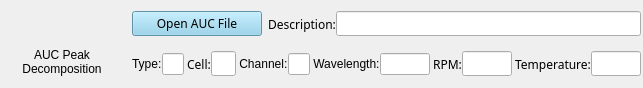
First picture: the form in gui_import.ui, repository samo38/AucPeakFitter, before the edit.
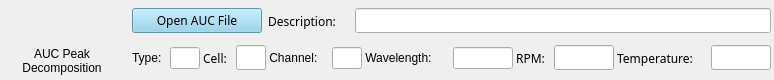
Second picture: the form after the edit. Icons and pictures are not drawn.

```diff
--- a/gui_import.ui
+++ b/gui_import.ui
@@ -6,8 +6,8 @@
    <rect>
     <x>0</x>
     <y>0</y>
-    <width>643</width>
-    <height>88</height>
+    <width>774</width>
+    <height>80</height>
    </rect>
   </property>
   <property name="minimumSize">
@@ -88,8 +88,20 @@
       <property name="bottomMargin">
        <number>0</number>
       </property>
-      <item>
+      <item alignment="Qt::AlignHCenter|Qt::AlignTop">
        <widget class="QLabel" name="lb_logo">
+        <property name="minimumSize">
+         <size>
+          <width>60</width>
+          <height>38</height>
+         </size>
+        </property>
+        <property name="maximumSize">
+         <size>
+          <width>60</width>
+          <height>38</height>
+         </size>
+        </property>
         <property name="text">
          <string/>
         </property>
@@ -101,7 +113,7 @@
         </property>
        </widget>
       </item>
-      <item>
+      <item alignment="Qt::AlignHCenter|Qt::AlignBottom">
        <widget class="QLabel" name="lb_text">
         <property name="text">
          <string>AUC Peak Decomposition</string>
@@ -141,7 +153,7 @@
       <property name="bottomMargin">
        <number>0</number>
       </property>
-      <item>
+      <item alignment="Qt::AlignLeft">
        <widget class="QFrame" name="frm_1">
         <property name="minimumSize">
          <size>
@@ -161,7 +173,7 @@
         <property name="frameShadow">
          <enum>QFrame::Raised</enum>
         </property>
-        <layout class="QHBoxLayout" name="horizontalLayout_4">
+        <layout class="QHBoxLayout" name="horizontalLayout_4" stretch="0,0,1">
          <property name="spacing">
           <number>0</number>
          </property>
@@ -179,6 +191,12 @@
          </property>
          <item>
           <widget class="QPushButton" name="pb_open">
+           <property name="sizePolicy">
+            <sizepolicy hsizetype="Fixed" vsizetype="Preferred">
+             <horstretch>0</horstretch>
+             <verstretch>0</verstretch>
+            </sizepolicy>
+           </property>
            <property name="minimumSize">
             <size>
              <width>130</width>
@@ -218,6 +236,24 @@
          </item>
          <item>
           <widget class="QLabel" name="lb_desc">
+           <property name="sizePolicy">
+            <sizepolicy hsizetype="Fixed" vsizetype="Preferred">
+             <horstretch>0</horstretch>
+             <verstretch>0</verstretch>
+            </sizepolicy>
+           </property>
+           <property name="minimumSize">
+            <size>
+             <width>93</width>
+             <height>0</height>
+            </size>
+           </property>
+           <property name="maximumSize">
+            <size>
+             <width>93</width>
+             <height>16777215</height>
+            </size>
+           </property>
            <property name="font">
             <font>
              <family>all-the-icons</family>
@@ -231,12 +267,33 @@
          </item>
          <item>
           <widget class="QLineEdit" name="le_desc">
+           <property name="sizePolicy">
+            <sizepolicy hsizetype="Preferred" vsizetype="Fixed">
+             <horstretch>1</horstretch>
+             <verstretch>0</verstretch>
+            </sizepolicy>
+           </property>
+           <property name="minimumSize">
+            <size>
+             <width>416</width>
+             <height>0</height>
+            </size>
+           </property>
+           <property name="maximumSize">
+            <size>
+             <width>416</width>
+             <height>16777215</height>
+            </size>
+           </property>
            <property name="font">
             <font>
              <family>Heebo</family>
              <bold>false</bold>
             </font>
            </property>
+           <property name="layoutDirection">
+            <enum>Qt::LeftToRight</enum>
+           </property>
            <property name="styleSheet">
             <string notr="true"/>
            </property>
@@ -286,6 +343,18 @@
          </property>
          <item>
           <widget class="QLabel" name="lb_type">
+           <property name="minimumSize">
+            <size>
+             <width>38</width>
+             <height>0</height>
+            </size>
+           </property>
+           <property name="maximumSize">
+            <size>
+             <width>38</width>
+             <height>16777215</height>
+            </size>
+           </property>
            <property name="text">
             <string>Type:</string>
            </property>
@@ -293,9 +362,15 @@
          </item>
          <item>
           <widget class="QLineEdit" name="le_type">
+           <property name="minimumSize">
+            <size>
+             <width>30</width>
+             <height>0</height>
+            </size>
+           </property>
            <property name="maximumSize">
             <size>
-             <width>25</width>
+             <width>30</width>
              <height>16777215</height>
             </size>
            </property>
@@ -306,6 +381,18 @@
          </item>
          <item>
           <widget class="QLabel" name="lb_cell">
+           <property name="minimumSize">
+            <size>
+             <width>36</width>
+             <height>0</height>
+            </size>
+           </property>
+           <property name="maximumSize">
+            <size>
+             <width>36</width>
+             <height>16777215</height>
+            </size>
+           </property>
            <property name="font">
             <font>
              <family>Heebo</family>
@@ -319,9 +406,15 @@
          </item>
          <item>
           <widget class="QLineEdit" name="le_cell">
+           <property name="minimumSize">
+            <size>
+             <width>30</width>
+             <height>0</height>
+            </size>
+           </property>
            <property name="maximumSize">
             <size>
-             <width>25</width>
+             <width>30</width>
              <height>16777215</height>
             </size>
            </property>
@@ -341,6 +434,18 @@
          </item>
          <item>
           <widget class="QLabel" name="lb_chan">
+           <property name="minimumSize">
+            <size>
+             <width>66</width>
+             <height>0</height>
+            </size>
+           </property>
+           <property name="maximumSize">
+            <size>
+             <width>66</width>
+             <height>16777215</height>
+            </size>
+           </property>
            <property name="text">
             <string> Channel:</string>
            </property>
@@ -348,9 +453,15 @@
          </item>
          <item>
           <widget class="QLineEdit" name="le_chan">
+           <property name="minimumSize">
+            <size>
+             <width>30</width>
+             <height>0</height>
+            </size>
+           </property>
            <property name="maximumSize">
             <size>
-             <width>25</width>
+             <width>30</width>
              <height>16777215</height>
             </size>
            </property>
@@ -361,6 +472,18 @@
          </item>
          <item>
           <widget class="QLabel" name="lb_wavl">
+           <property name="minimumSize">
+            <size>
+             <width>91</width>
+             <height>0</height>
+            </size>
+           </property>
+           <property name="maximumSize">
+            <size>
+             <width>91</width>
+             <height>16777215</height>
+            </size>
+           </property>
            <property name="text">
             <string> Wavelength:</string>
            </property>
@@ -368,6 +491,12 @@
          </item>
          <item>
           <widget class="QLineEdit" name="le_wavl">
+           <property name="minimumSize">
+            <size>
+             <width>60</width>
+             <height>0</height>
+            </size>
+           </property>
            <property name="maximumSize">
             <size>
              <width>60</width>
@@ -381,6 +510,18 @@
          </item>
          <item>
           <widget class="QLabel" name="lb_rpm">
+           <property name="minimumSize">
+            <size>
+             <width>41</width>
+             <height>0</height>
+            </size>
+           </property>
+           <property name="maximumSize">
+            <size>
+             <width>41</width>
+             <height>16777215</height>
+            </size>
+           </property>
            <property name="font">
             <font>
              <family>Heebo</family>
@@ -394,6 +535,12 @@
          </item>
          <item>
           <widget class="QLineEdit" name="le_rpm">
+           <property name="minimumSize">
+            <size>
+             <width>60</width>
+             <height>0</height>
+            </size>
+           </property>
            <property name="maximumSize">
             <size>
              <width>60</width>
@@ -416,6 +563,18 @@
          </item>
          <item>
           <widget class="QLabel" name="lb_temp">
+           <property name="minimumSize">
+            <size>
+             <width>97</width>
+             <height>0</height>
+            </size>
+           </property>
+           <property name="maximumSize">
+            <size>
+             <width>97</width>
+             <height>16777215</height>
+            </size>
+           </property>
            <property name="font">
             <font>
              <family>Heebo</family>
@@ -429,6 +588,12 @@
          </item>
          <item>
           <widget class="QLineEdit" name="le_temp">
+           <property name="minimumSize">
+            <size>
+             <width>60</width>
+             <height>0</height>
+            </size>
+           </property>
            <property name="maximumSize">
             <size>
              <width>60</width>
```
Left out of the diff: 2 changed lines with no effect on the pictures.
